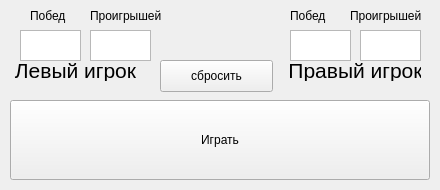
Before: the Qt Designer form ui files/in_game_window_lvl1.ui in MaxPuzotron/Pygame_project_pind_pong, drawn with Qt 5.
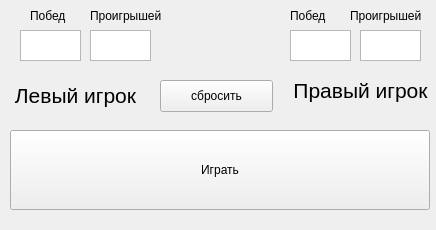
After: the same form once the commit is applied.

```diff
--- a/ui files/in_game_window_lvl1.ui
+++ b/ui files/in_game_window_lvl1.ui
@@ -6,8 +6,8 @@
    <rect>
     <x>0</x>
     <y>0</y>
-    <width>440</width>
-    <height>190</height>
+    <width>436</width>
+    <height>230</height>
    </rect>
   </property>
   <property name="windowTitle">
@@ -18,7 +18,7 @@
     <property name="geometry">
      <rect>
       <x>10</x>
-      <y>100</y>
+      <y>130</y>
       <width>420</width>
       <height>80</height>
      </rect>
@@ -135,9 +135,9 @@
     <property name="geometry">
      <rect>
       <x>290</x>
-      <y>60</y>
-      <width>131</width>
-      <height>21</height>
+      <y>70</y>
+      <width>141</width>
+      <height>41</height>
      </rect>
     </property>
     <property name="font">
@@ -158,9 +158,9 @@
     <property name="geometry">
      <rect>
       <x>10</x>
-      <y>60</y>
+      <y>80</y>
       <width>131</width>
-      <height>21</height>
+      <height>31</height>
      </rect>
     </property>
     <property name="font">
@@ -181,7 +181,7 @@
     <property name="geometry">
      <rect>
       <x>160</x>
-      <y>60</y>
+      <y>80</y>
       <width>113</width>
       <height>32</height>
      </rect>
```
